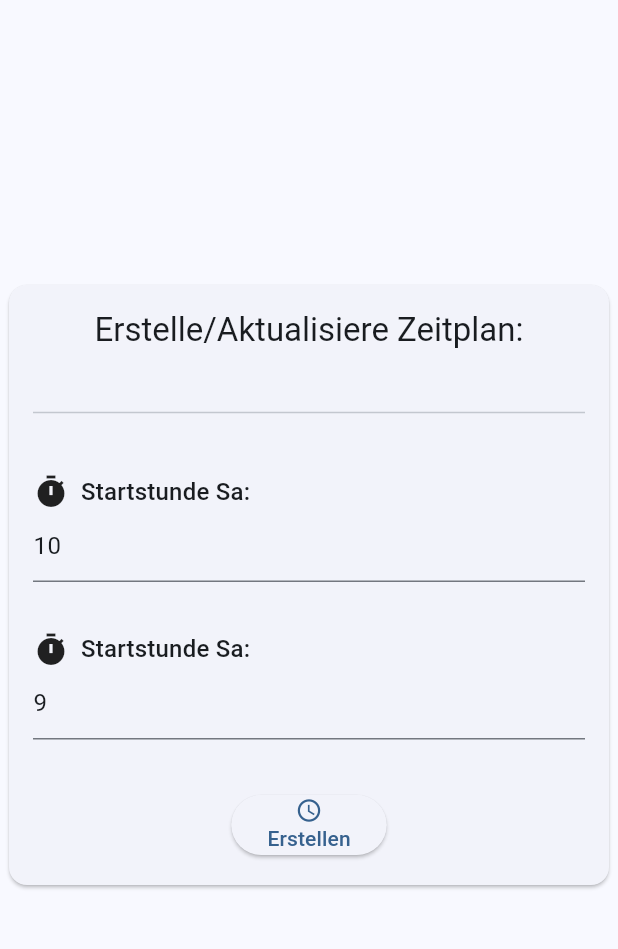
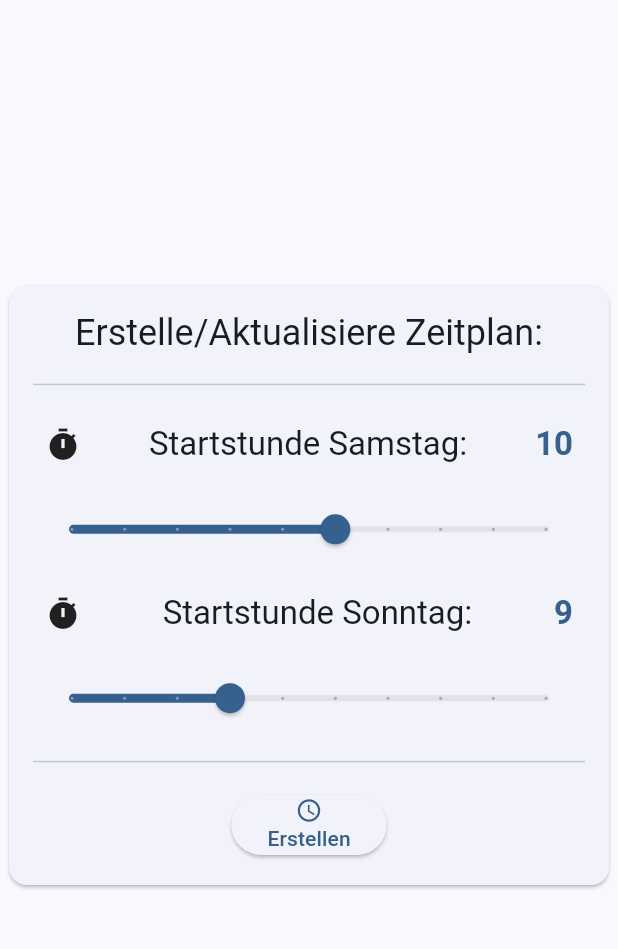
Before and after one commit to Bata94/RegattaApp, a Flutter app: the Zeitplan screen opened by its route, on a phone screen of 412 x 824 dp, the part 66-1015 px from its top. Run offline on Flutter 3.47's test engine with Material 3 defaults, Android fonts, the phone set to English and light mode, and no system bars; our stand-ins replace file_picker, flutter_spinkit, shared_preferences; accounts and stored records are empty.

Commit message:
leiter/zeitplan changed txtInp to Slider

```diff
--- a/lib/screens/leiter/zeitplan.dart
+++ b/lib/screens/leiter/zeitplan.dart
@@ -4,7 +4,6 @@ import 'package:flutter/material.dart';
 import 'package:regatta_app/services/api_request.dart';
 import 'package:regatta_app/widgets/base_layout.dart';
 import 'package:regatta_app/widgets/dialog.dart';
-import 'package:regatta_app/widgets/text_input.dart';
 
 class Zeitplan extends StatefulWidget {
   const Zeitplan({super.key});
@@ -15,8 +14,8 @@ class Zeitplan extends StatefulWidget {
 
 class _ZeitplanState extends State<Zeitplan> {
   final formKey = GlobalKey<FormState>();
-  String _saStartHour = "";
-  String _soStartHour = "";
+  double _saStartHour = 10;
+  double _soStartHour = 9;
 
   void setStartnummern(BuildContext context) async {
     if (formKey.currentState == null || !formKey.currentState!.validate()) {
@@ -38,8 +37,8 @@ class _ZeitplanState extends State<Zeitplan> {
 
     ApiResponse res = await ApiRequester(baseUrl: ApiUrl.setZeitplan).post(
       body: {
-        "sa_start_stunde": int.tryParse(_saStartHour) ?? "",
-        "so_start_stunde": int.tryParse(_soStartHour) ?? "",
+        "sa_start_stunde": _saStartHour.round(),
+        "so_start_stunde": _soStartHour.round(),
       },
     );
 
@@ -70,28 +69,64 @@ class _ZeitplanState extends State<Zeitplan> {
                 children: [
                   Text(
                     "Erstelle/Aktualisiere Zeitplan:",
+                    style: Theme.of(context).textTheme.headlineSmall,
+                  ),
+                  const Divider(),
+                  Padding(
+                    padding: const EdgeInsets.all(8.0),
+                    child: Row(
+                      mainAxisAlignment: MainAxisAlignment.spaceBetween,
+                      children: [
+                        const Icon(Icons.timer),
+                        Text(
+                          "Startstunde Samstag:",
                           style: Theme.of(context).textTheme.titleLarge,
                         ),
+                        Text(
+                          _saStartHour.round().toString(),
+                          style: Theme.of(context).textTheme.titleLarge!.copyWith(
+                            color: Theme.of(context).colorScheme.primary,
+                            fontWeight: FontWeight.bold,
+                          ),
+                        ),
+                      ],
+                    ),
+                  ),
+                  Slider(
+                    min: 6,
+                    max: 14,
+                    divisions: 9,
+                    value: _saStartHour,
+                    onChanged: (val) => setState(() => _saStartHour = val),
+                  ),
+                  Padding(
+                    padding: const EdgeInsets.all(8.0),
+                    child: Row(
+                      mainAxisAlignment: MainAxisAlignment.spaceBetween,
+                      children: [
+                        const Icon(Icons.timer),
+                        Text(
+                          "Startstunde Sonntag:",
+                          style: Theme.of(context).textTheme.titleLarge,
+                        ),
+                        Text(
+                          _soStartHour.round().toString(),
+                          style: Theme.of(context).textTheme.titleLarge!.copyWith(
+                            color: Theme.of(context).colorScheme.primary,
+                            fontWeight: FontWeight.bold,
+                          ),
+                        ),
+                      ],
+                    ),
+                  ),
+                  Slider(
+                    min: 6,
+                    max: 14,
+                    divisions: 9,
+                    value: _soStartHour,
+                    onChanged: (val) => setState(() => _soStartHour = val),
+                  ),
                   const Divider(),
-                  textField(
-                    context,
-                    "Startstunde Sa:",
-                    Icons.timer,
-                    (val) => _saStartHour = val ?? "",
-                    initialValue: "10",
-                    txtInpType: TextInputType.number,
-                  ),
-                  textField(
-                    context,
-                    "Startstunde Sa:",
-                    Icons.timer,
-                    (val) => _soStartHour = val ?? "",
-                    initialValue: "9",
-                    txtInpType: TextInputType.number,
-                  ),
-                  Row(
-                    mainAxisAlignment: MainAxisAlignment.center,
-                    children: [
                   ElevatedButton(
                     onPressed: () => setStartnummern(context),
                     child: const Column(
@@ -103,8 +138,6 @@ class _ZeitplanState extends State<Zeitplan> {
                   ),
                 ],
               ),
-                ],
-              ),
             ),
           ),
         ),
```
Lines whose indentation alone changed are shown as unchanged.
